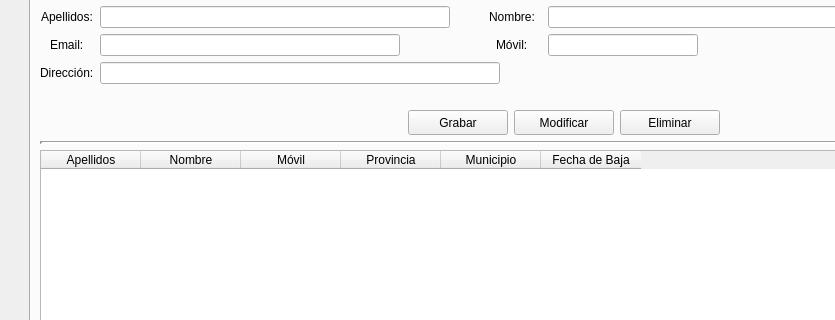
Before: the Qt Designer form templates/venPrincipal.ui in AmarinoLama/desarrolloInterfaces_Proyecto, drawn with Qt 5; both pictures show x 0 to 835 and y 88 to 408 of the 1127 by 802 pixel window.
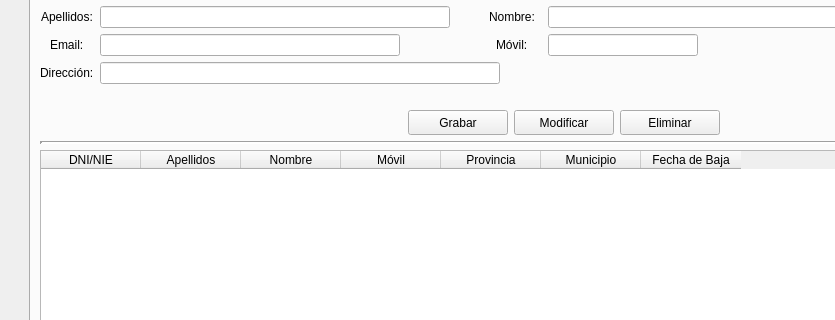
After: the same form once the commit is applied. Icons and pictures are not drawn.

Commit message: feat() : añadir dni

What changed in the file:
```diff
--- a/templates/venPrincipal.ui
+++ b/templates/venPrincipal.ui
@@ -526,6 +526,11 @@
           <attribute name="verticalHeaderVisible">
            <bool>false</bool>
           </attribute>
+          <column>
+           <property name="text">
+            <string>DNI/NIE</string>
+           </property>
+          </column>
           <column>
            <property name="text">
             <string>Apellidos</string>
```
The commit also changes 1 other file.
